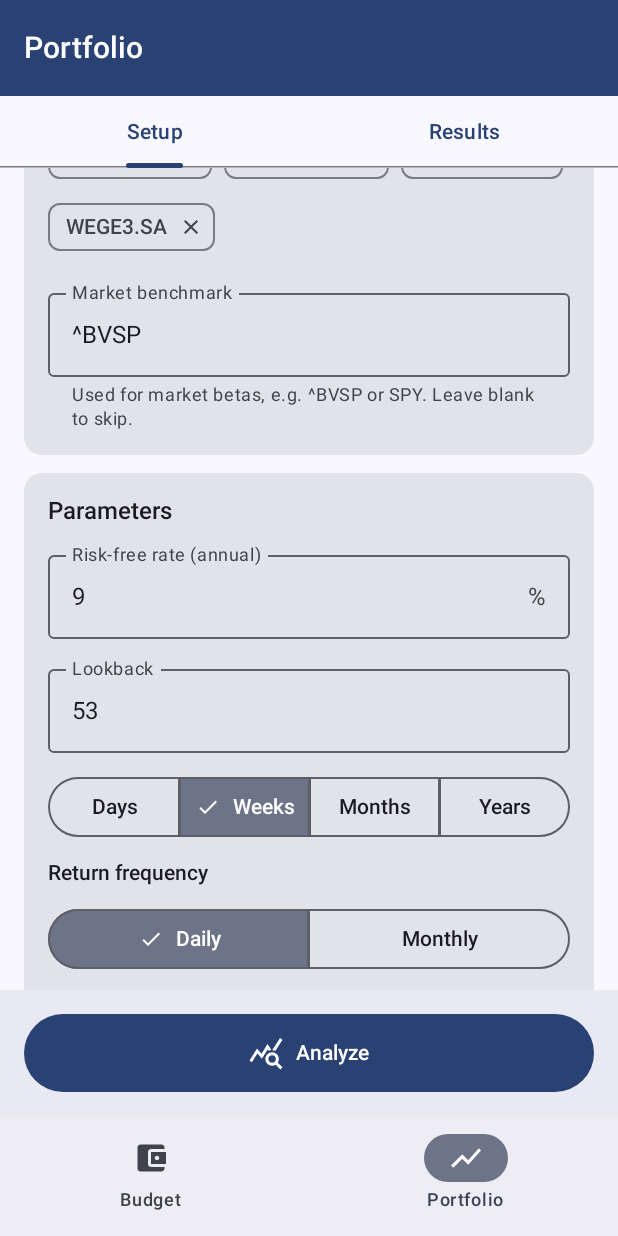
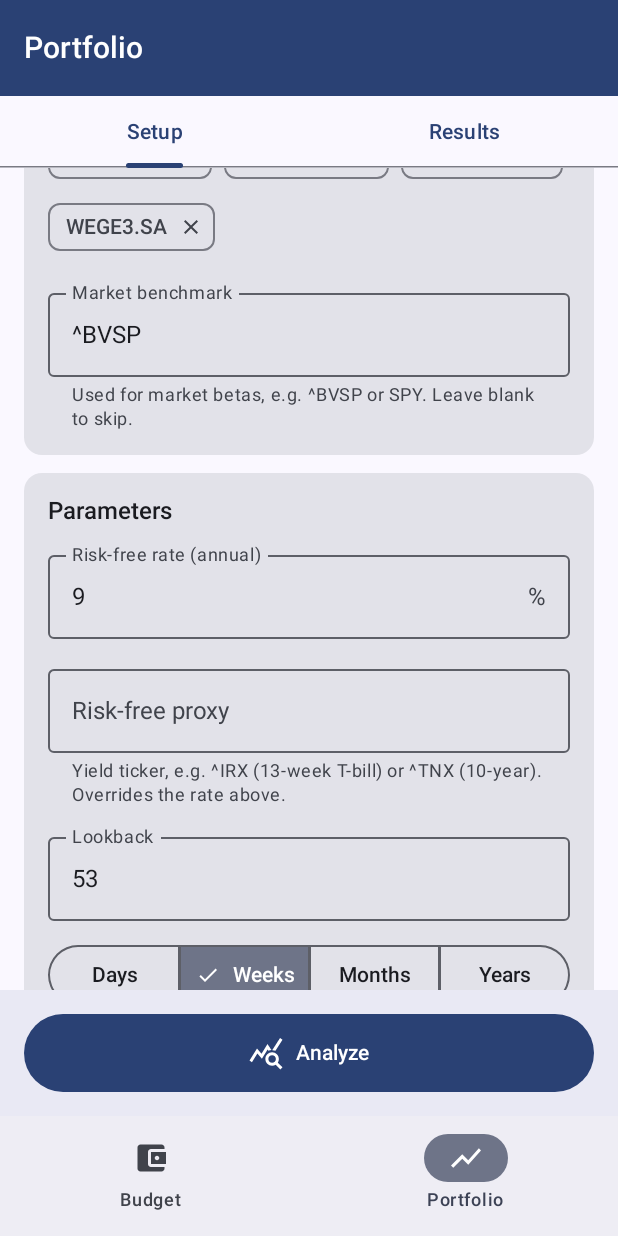
Before and after one commit to troclaux/factor-model-app, an Android app built with Jetpack Compose: the screen it shows after launch (MainActivity), item 2 of the bottom bar chosen, scrolled down 383 dp, on a phone screen of 412 x 824 dp. Run offline under Robolectric (Android 15) with nearby library versions, the phone set to English and light mode, and no system bars; pictures from the network do not load.

Commit message:
feat: fetch the risk-free rate from a yield ticker
Equivalent of the CLI's --rf-proxy: an optional yield ticker (e.g. ^IRX) overrides the typed rate, and results show where the rate came from.

```diff
--- a/app/src/main/java/com/buddy/budget/portfolio/model/Analysis.kt
+++ b/app/src/main/java/com/buddy/budget/portfolio/model/Analysis.kt
@@ -13,6 +13,7 @@ data class PortfolioSummary(
 data class AnalysisResult(
     val tickers: List<String>,
     val riskFreeRate: Double,
+    val riskFreeSource: String,
     val allowShort: Boolean,
     val marketProxy: String?,
     val frequency: Frequency,
@@ -42,6 +43,7 @@ object Analysis {
         tickers: List<String>,
         marketProxy: String?,
         riskFreeRate: Double,
+        riskFreeSource: String,
         allowShort: Boolean,
         frequency: Frequency,
         current: PortfolioInput,
@@ -107,6 +109,7 @@ object Analysis {
         return AnalysisResult(
             tickers = tickers,
             riskFreeRate = riskFreeRate,
+            riskFreeSource = riskFreeSource,
             allowShort = allowShort,
             marketProxy = marketProxy,
             frequency = frequency,
--- a/app/src/main/java/com/buddy/budget/portfolio/model/PortfolioSettings.kt
+++ b/app/src/main/java/com/buddy/budget/portfolio/model/PortfolioSettings.kt
@@ -31,6 +31,8 @@ data class PortfolioSettings(
     ),
     val marketProxy: String = "^BVSP",
     val riskFreePercent: String = "9",
+    /** Yield ticker (e.g. ^IRX) to fetch the risk-free rate from; overrides riskFreePercent when set. */
+    val riskFreeProxy: String = "",
     val lookbackAmount: String = "53",
     val lookbackUnit: LookbackUnit = LookbackUnit.WEEKS,
     val frequency: Frequency = Frequency.DAILY,
--- a/app/src/main/java/com/buddy/budget/portfolio/ui/PortfolioScreen.kt
+++ b/app/src/main/java/com/buddy/budget/portfolio/ui/PortfolioScreen.kt
@@ -197,9 +197,18 @@ private fun SetupContent(viewModel: PortfolioViewModel, modifier: Modifier) {
                     onValueChange = { value -> viewModel.update { it.copy(riskFreePercent = value) } },
                     label = { Text("Risk-free rate (annual)") },
                     suffix = { Text("%") },
-                    isError = parseNumber(settings.riskFreePercent) == null,
+                    isError = settings.riskFreeProxy.isBlank() && parseNumber(settings.riskFreePercent) == null,
+                    enabled = settings.riskFreeProxy.isBlank(),
                     singleLine = true,
                     keyboardOptions = KeyboardOptions(keyboardType = KeyboardType.Decimal),
+                    modifier = Modifier.fillMaxWidth(),
+                )
+                OutlinedTextField(
+                    value = settings.riskFreeProxy,
+                    onValueChange = { value -> viewModel.update { it.copy(riskFreeProxy = value) } },
+                    label = { Text("Risk-free proxy") },
+                    supportingText = { Text("Yield ticker, e.g. ^IRX (13-week T-bill) or ^TNX (10-year). Overrides the rate above.") },
+                    singleLine = true,
                     modifier = Modifier.fillMaxWidth(),
                 )
                 OutlinedTextField(
--- a/app/src/main/java/com/buddy/budget/portfolio/ui/ResultsContent.kt
+++ b/app/src/main/java/com/buddy/budget/portfolio/ui/ResultsContent.kt
@@ -127,7 +127,7 @@ private fun SummaryCard(result: AnalysisResult) {
         }
         Text(
             "${result.startDate} → ${result.endDate} · ${result.observations} ${result.frequency.label.lowercase()} returns · " +
-                "rf ${result.riskFreeRate.percent()} · shorts ${if (result.allowShort) "allowed" else "forbidden"}",
+                "rf ${result.riskFreeRate.percent()} (${result.riskFreeSource}) · shorts ${if (result.allowShort) "allowed" else "forbidden"}",
             style = MaterialTheme.typography.bodySmall,
             color = MaterialTheme.colorScheme.onSurfaceVariant,
         )
@@ -371,6 +371,7 @@ private fun DataCard(result: AnalysisResult) {
         TableRow(listOf("Interval", "${result.startDate} → ${result.endDate}"), firstWeight = 1f)
         TableRow(listOf("Frequency", "${result.frequency.label} (${result.frequency.periodsPerYear}/year)"), firstWeight = 1f)
         TableRow(listOf("Observations", "${result.observations} returns"), firstWeight = 1f)
+        TableRow(listOf("Risk-free rate", "${result.riskFreeRate.percent()} (${result.riskFreeSource})"), firstWeight = 1f)
         TableRow(listOf("Market proxy", result.marketProxy ?: "none"), firstWeight = 1f)
         Text(
             "Mean-variance assumes Gaussian, i.i.d. returns and that past returns persist. Thin trading distorts " +
```
Also changed, not shown: app/src/main/java/com/buddy/budget/portfolio/PortfolioViewModel.kt (+6 -3 lines), app/src/main/java/com/buddy/budget/portfolio/data/YahooFinance.kt (+10 -0 lines), 1 other file.
